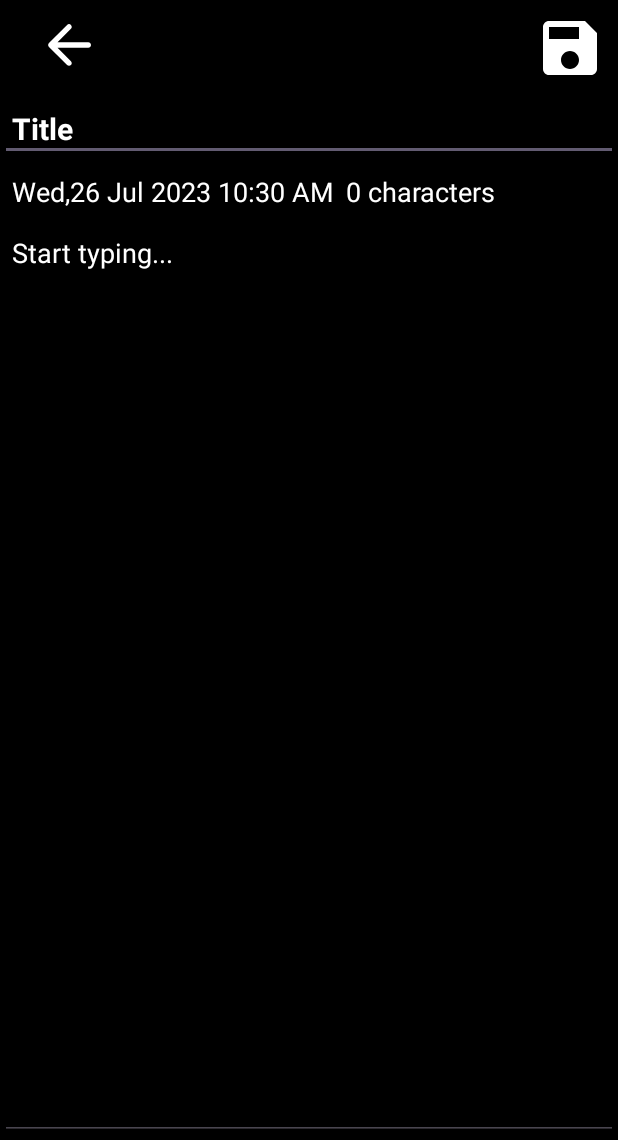
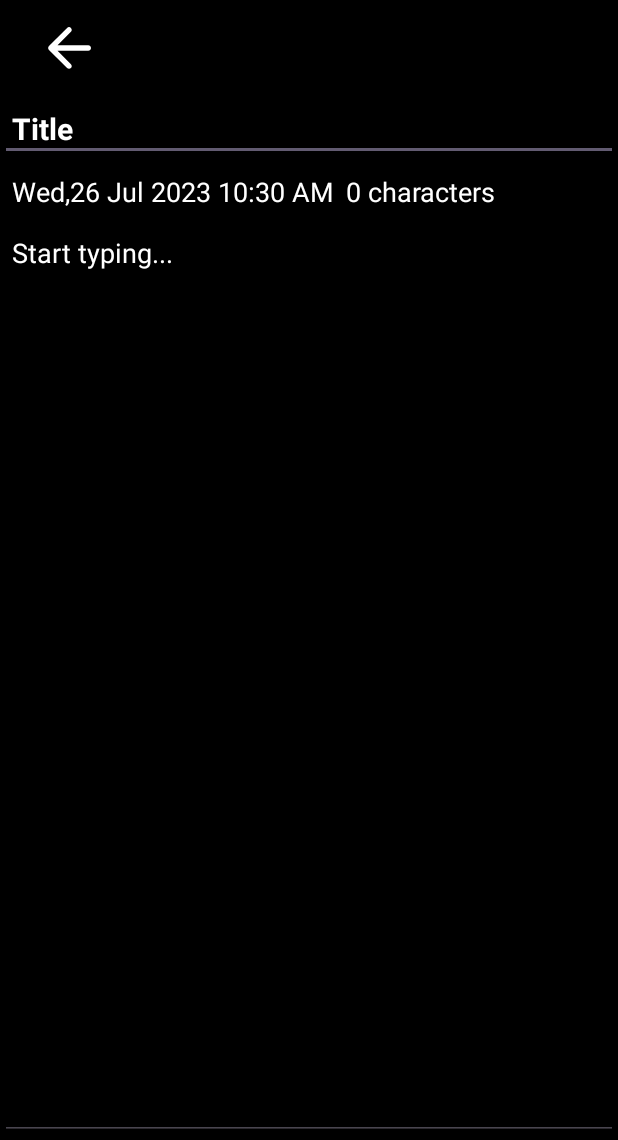
Before and after one commit to pruthiraj-11/Notes, an Android app: the NotesAdder screen opened directly, with no data from a screen before it, on a phone screen of 412 x 824 dp, the part 96-1236 px from its top. Run offline under Robolectric (Android 15) with nearby library versions, the light colour scheme and no system bars; our stand-ins replace Room's generated code.

Commit message:
Not provided

```diff
--- a/app/src/main/res/layout/activity_notes_adder.xml
+++ b/app/src/main/res/layout/activity_notes_adder.xml
@@ -23,14 +23,16 @@
                 android:background="@android:color/transparent"
                 android:padding="8dp"
                 android:src="@drawable/round_arrow_white" />
+
             <ImageView
                 android:id="@+id/imagesave"
+                android:layout_width="?attr/actionBarSize"
+                android:layout_height="?attr/actionBarSize"
                 android:layout_alignParentEnd="true"
+                android:background="@android:color/transparent"
+                android:padding="8dp"
                 android:src="@drawable/baseline_save_24"
-                android:padding="8dp"
-                android:background="@android:color/transparent"
-                android:layout_width="?attr/actionBarSize"
-                android:layout_height="?attr/actionBarSize"/>
+                android:visibility="gone" />
         </RelativeLayout>
     </androidx.appcompat.widget.Toolbar>
 
```
Also changed, not shown: app/src/main/java/com/bunty/notes/NotesAdder.java (+11 -1 lines).
